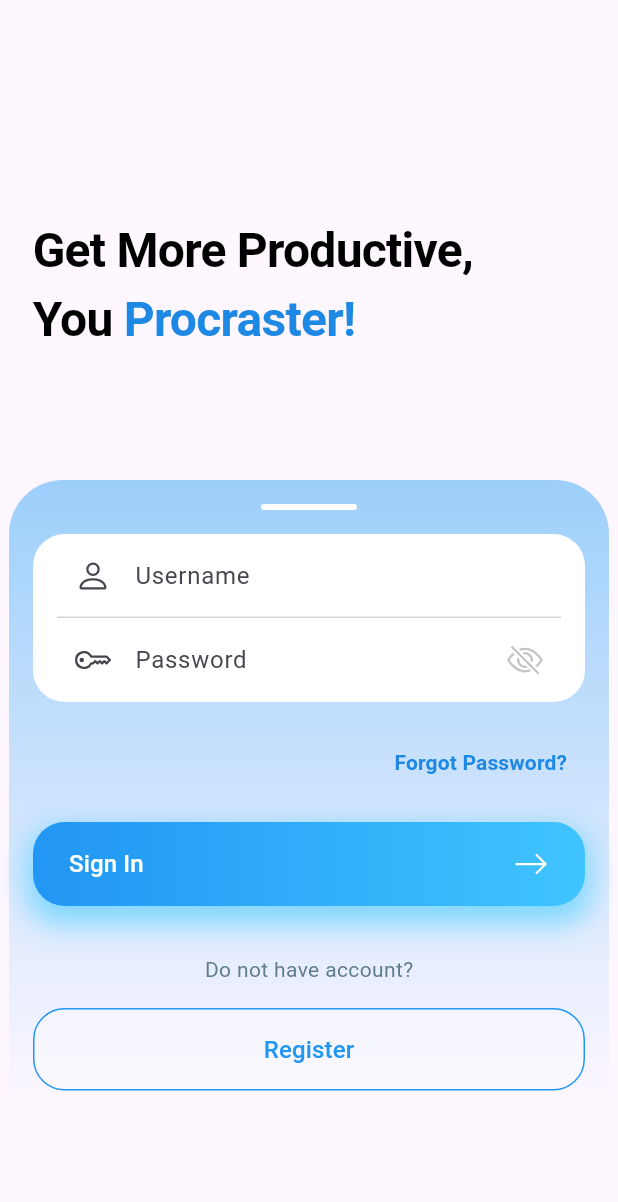
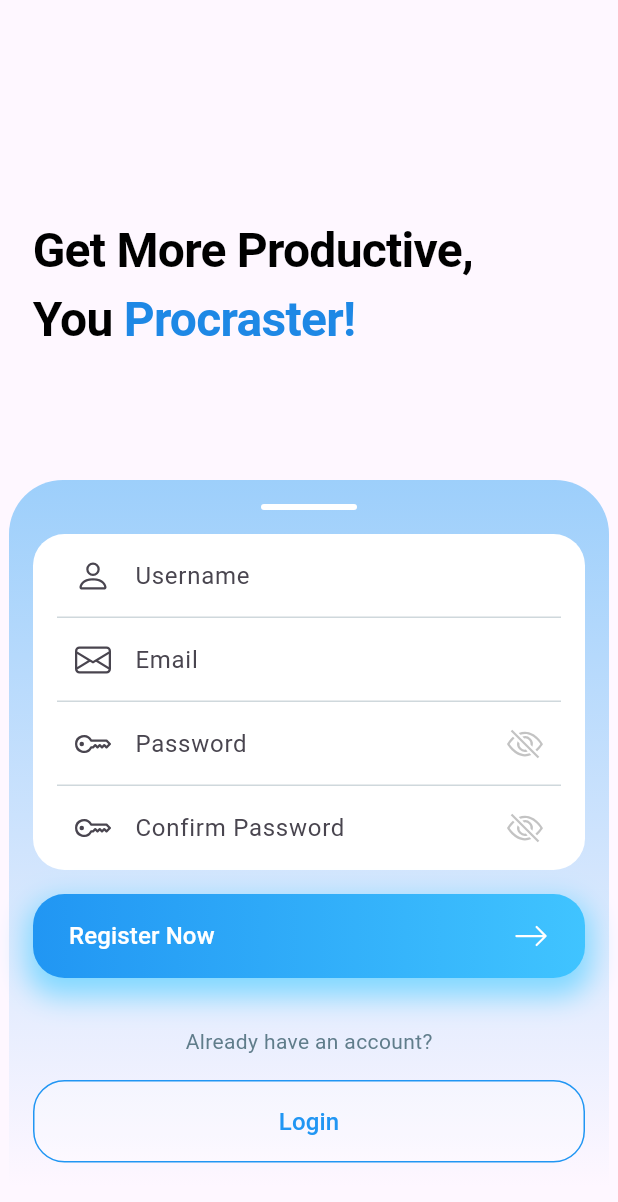
Before and after one commit to rizkimn/focus-app.frontend, a Flutter app: the screen it shows after launch, after a tap on "Register", on a phone screen of 412 x 824 dp. Shown: the top 1202 px of the screen. Run offline on Flutter 3.47's test engine with Material 3 defaults, Android fonts, the phone set to English and light mode, and no system bars; our stand-ins replace bootstrap_icons, flutter_local_notifications, timezone.

Commit message:
add routing on register and login screen

```diff
--- a/lib/app/app.dart
+++ b/lib/app/app.dart
@@ -9,6 +9,11 @@ class MyApp extends StatelessWidget {
   @override
   Widget build(BuildContext context) {
     return MaterialApp(
+      routes: {
+        '/login': (context) => LoginScreen(),
+        '/register': (context) => RegisterScreen(),
+        '/home': (context) => HomeScreen(),
+      },
       title: 'First App',
       theme: ThemeData(
         primarySwatch: Colors.blue,
--- a/lib/screens/login_screen.dart
+++ b/lib/screens/login_screen.dart
@@ -275,6 +275,7 @@ class _LoginScreenState extends State<LoginScreen> {
                           ElevatedButton(
                             onPressed: () {
                               // Logic of redirecting
+                              Navigator.pushReplacementNamed(context, '/register');
                             },
                             style: ElevatedButton.styleFrom(
                               padding: EdgeInsets.symmetric(
--- a/lib/screens/register_screen.dart
+++ b/lib/screens/register_screen.dart
@@ -323,6 +323,7 @@ class _RegisterScreenState extends State<RegisterScreen> {
                           ElevatedButton(
                             onPressed: () {
                               // Logic of redirecting
+                              Navigator.pushReplacementNamed(context, '/login');
                             },
                             style: ElevatedButton.styleFrom(
                               padding: const EdgeInsets.symmetric(
```
